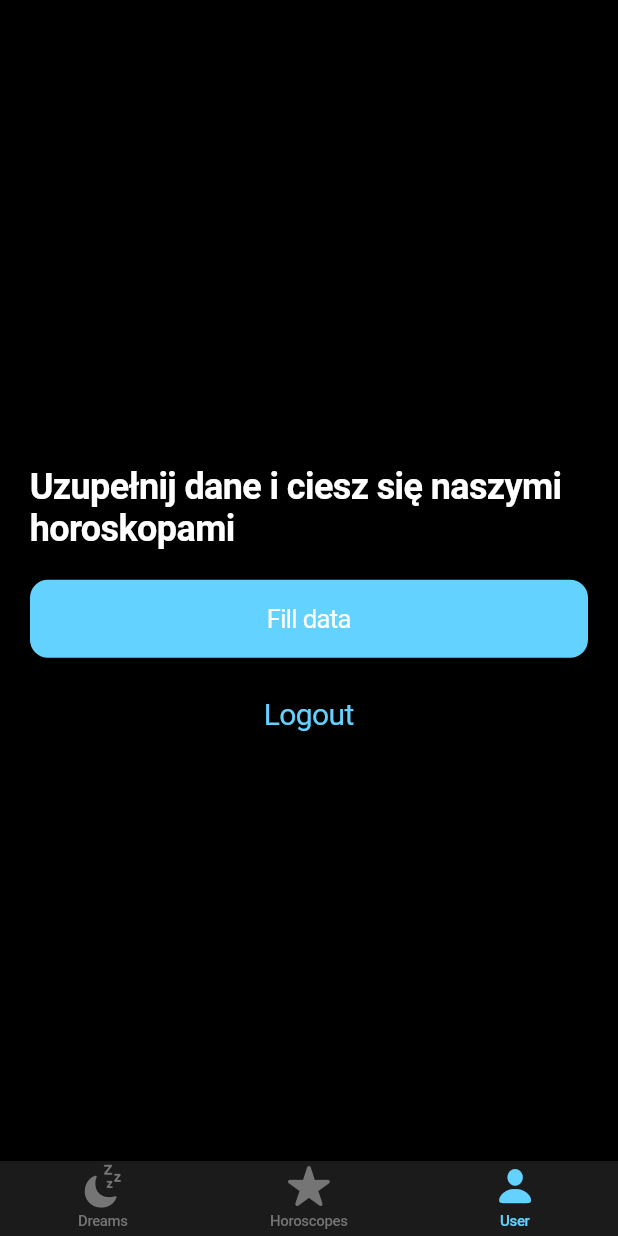
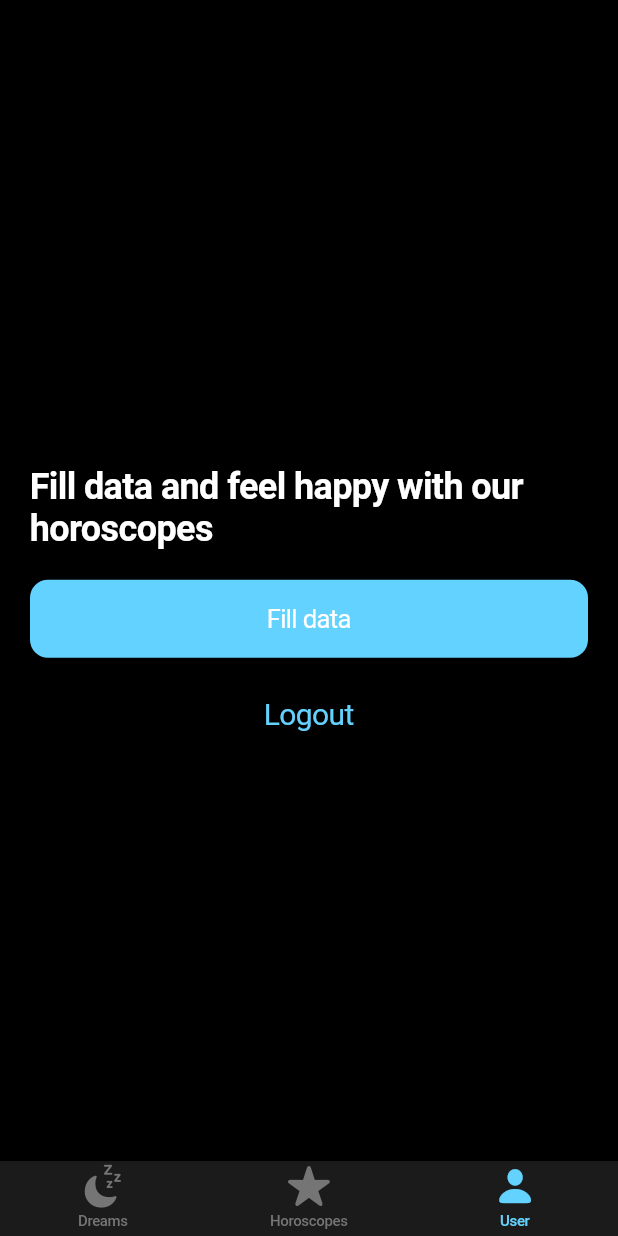
Before and after one commit to drolewski/am-i-dreaming, a Flutter app: the Navigation screen opened by its route, item 3 of the bottom bar chosen, on a phone screen of 412 x 824 dp. Run offline on Flutter 3.47's test engine with Material 3 defaults, Android fonts, the phone set to English and light mode, and no system bars; our stand-ins replace cloud_firestore, country_picker, firebase_auth, firebase_core, go_router; missing offline and left inert: firebase_ui_auth, firebase_ui_localizations, firebase_ui_oauth_google; accounts and stored records are empty; generated files the repository leaves out were written again.

Commit message:
Add translation on empty use screen

```diff
--- a/lib/src/view/users/user_empty_details_view.dart
+++ b/lib/src/view/users/user_empty_details_view.dart
@@ -23,12 +23,12 @@ class _UserEmptyDetailsViewState extends State<UserEmptyDetailsView> {
                 mainAxisAlignment: MainAxisAlignment.center,
                 crossAxisAlignment: CrossAxisAlignment.center,
                 children: [
-                  const Padding(
-                      padding: EdgeInsets.fromLTRB(0, 20, 0, 20),
+                  Padding(
+                      padding: const EdgeInsets.fromLTRB(0, 20, 0, 20),
                       child: Text(
                           style: const TextStyle(
                               fontSize: 24, fontWeight: FontWeight.w600),
-                          "Uzupełnij dane i ciesz się naszymi horoskopami")),
+                          AppLocalizations.of(context)!.empty_user_form_text)),
                   SizedBox(
                       width: double.infinity,
                       child: CupertinoButton.filled(
```
